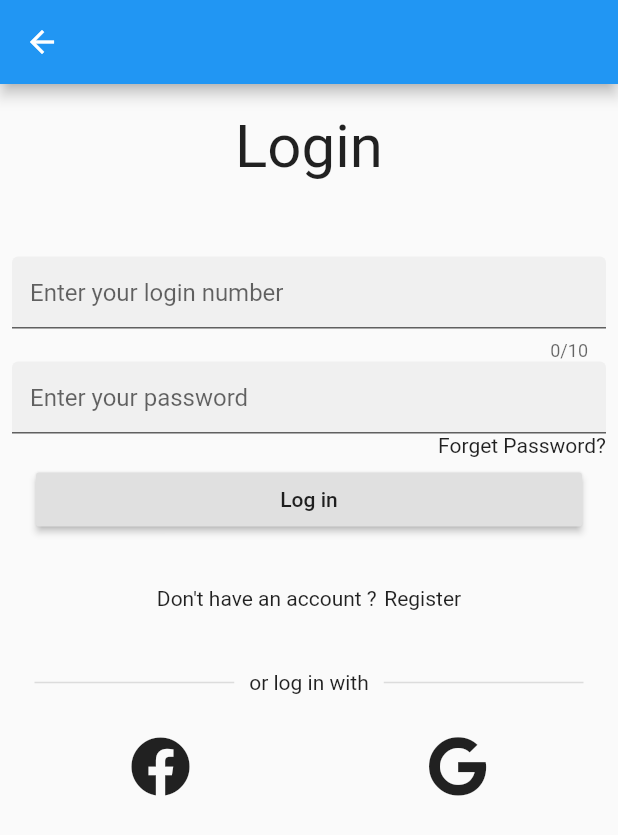
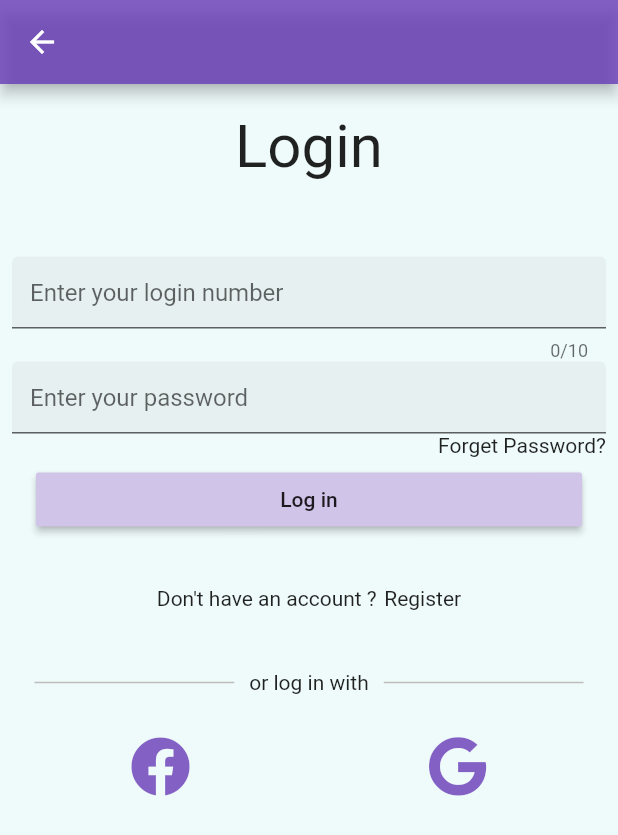
Before and after one commit to ce-akhil/Volunteer-Management-System, a Flutter app: the screen it shows after launch, after a tap on an icon or button, on a phone screen of 412 x 824 dp. Shown: the top 835 px of the screen. Run offline on Flutter 3.47's test engine with Material 2 defaults, Android fonts, the phone set to English and light mode, and no system bars; our stand-ins replace bot_toast, font_awesome_flutter, responsive_grid.

Commit message:
added themes

```diff
--- a/lib/main.dart
+++ b/lib/main.dart
@@ -6,27 +6,28 @@ import 'package:vms/appbottombar.dart';
 import 'package:vms/contactus.dart';
 import 'package:vms/login.dart';
 import 'package:vms/report.dart';
+import 'package:vms/theme.dart';
 import 'package:vms/volunteer_application.dart';
 
-void main() => runApp(volunteerManagementSystem());
+void main() => runApp(MainApp());
 
 
 // ignore: camel_case_types
-class volunteerManagementSystem extends StatefulWidget {
+class MainApp extends StatefulWidget {
 
 
   @override
-  _volunteerManagementSystemState createState() => _volunteerManagementSystemState();
+  _MainAppState createState() => _MainAppState();
 }
 
-class _volunteerManagementSystemState extends State<volunteerManagementSystem> {
+class _MainAppState extends State<MainApp> {
 
 
   @override
   Widget build(BuildContext context) {
 
     return MaterialApp(
-      theme: ThemeData(),
+      theme: themeData,
       home: HomeScreen()
     );
   }
--- a/lib/theme.dart
+++ b/lib/theme.dart
@@ -0,0 +1,37 @@
+import 'package:flutter/material.dart';
+import 'package:vms/colorscheme.dart';
+import 'package:vms/texttheme.dart';
+
+ThemeData themeData = ThemeData(
+  colorScheme: colorScheme,
+  textTheme: textTheme.apply(
+    bodyColor: colorScheme.primary,
+    displayColor: colorScheme.primaryVariant.withOpacity(0.8),
+  ),
+  appBarTheme: AppBarTheme(
+    textTheme: textTheme.apply(
+      bodyColor: Colors.white,
+      displayColor: Colors.white,
+    ),
+
+    color: colorScheme.primaryVariant.withOpacity(0.8),
+    iconTheme: IconThemeData(color: Colors.white),
+    //brightness: colorScheme.brightness,
+  ),
+  iconTheme: IconThemeData(color: colorScheme.primaryVariant.withOpacity(0.8)),
+  canvasColor: colorScheme.background.withOpacity(0.9),
+  primaryColor: colorScheme.primaryVariant,
+  accentColor: colorScheme.onPrimary,
+  brightness: colorScheme.brightness,
+  bottomAppBarTheme: BottomAppBarTheme(color: Colors.grey.shade300),
+  dividerColor: colorScheme.onSurface,
+  buttonColor: colorScheme.onPrimary,
+  cardColor: Colors.white,
+  floatingActionButtonTheme: FloatingActionButtonThemeData(
+    elevation: 24.0,
+    backgroundColor: Colors.deepPurple.shade50.withOpacity(0.5),
+    foregroundColor: colorScheme.primaryVariant.withOpacity(0.8),
+  ),
+  cursorColor: colorScheme.primaryVariant.withOpacity(0.8),
+
+);
```
Also changed, not shown: lib/colorscheme.dart (added, +17 -0 lines), lib/texttheme.dart (added, +78 -0 lines), 1 other file.
